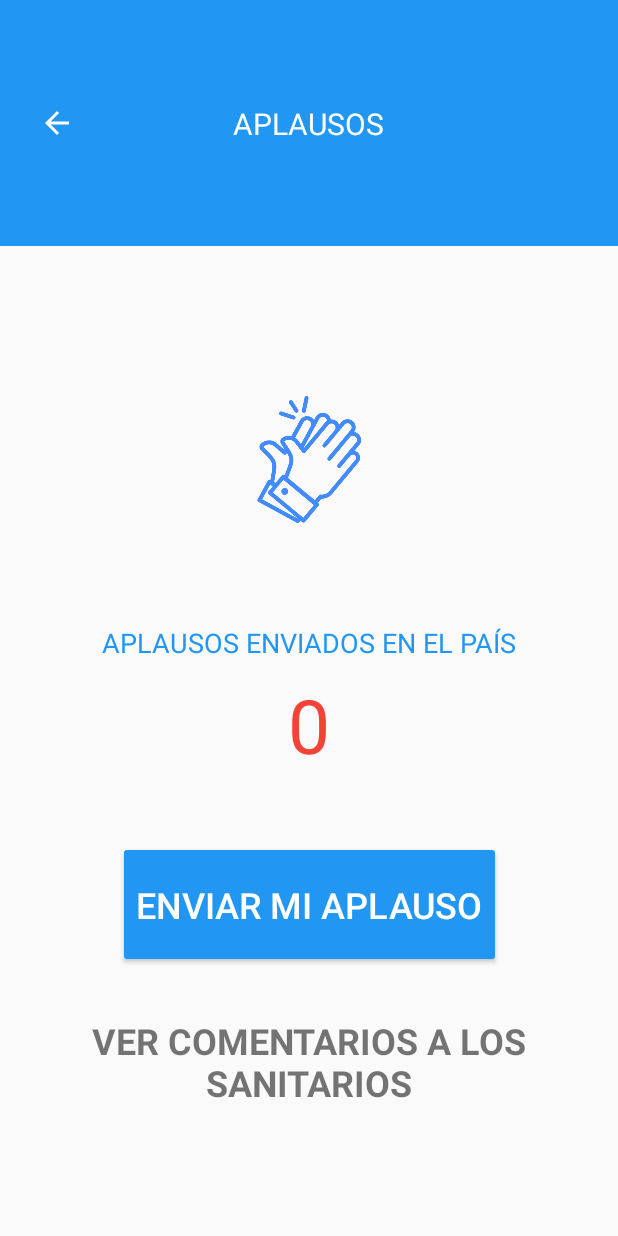
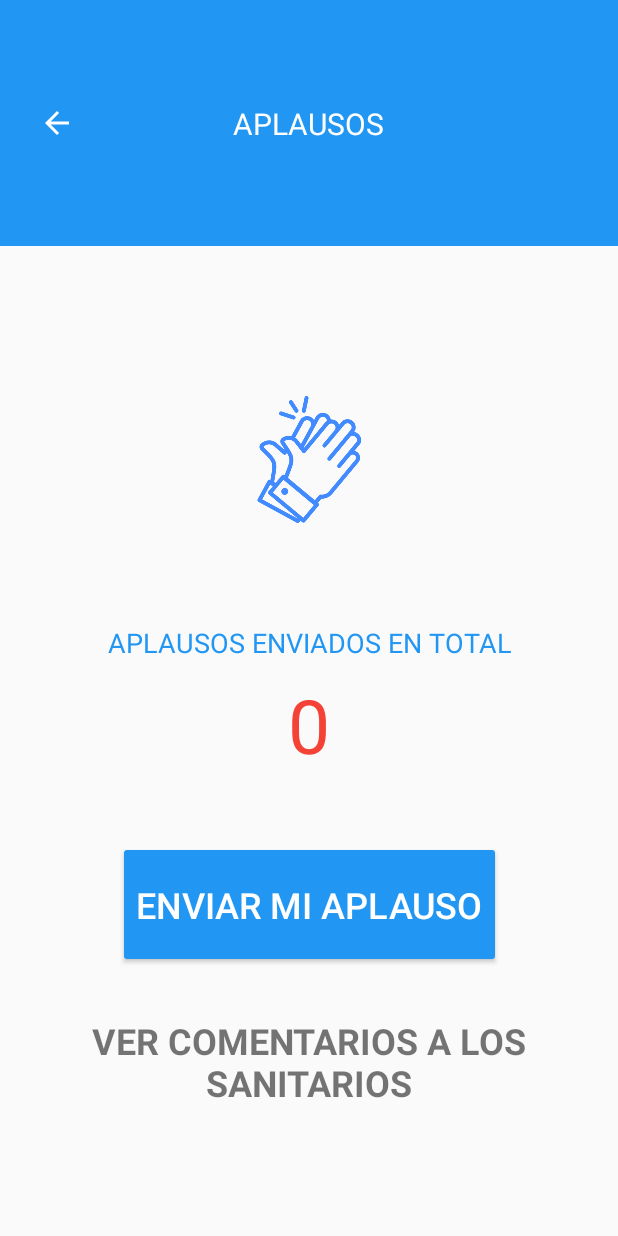
Before and after one commit to poses98/MyStayHome, an Android app: the SendClapScreen screen opened directly, with no data from a screen before it, on a phone screen of 412 x 824 dp. Run offline under Robolectric (Android 15) with nearby library versions, the phone set to English and light mode, and no system bars; our stand-ins replace Firebase (no records; nobody signed in at launch, a user with empty details on screens opened directly); Roboto replaces fonts that are not available here.

Commit message:
Changed total clap count to "Aplausos enviados en total"

```diff
--- a/app/src/main/res/values/strings.xml
+++ b/app/src/main/res/values/strings.xml
@@ -32,7 +32,7 @@
     <string name="nullError">Ha ocurrido un error al recuperar el perfil. Probablemente por un error durante el registro</string>
     <string name="sendClapText">Envía un aplauso a los sanitarios del país, ¡puedes acompañarlo
     de un mensaje si lo deseas!</string>
-    <string name="clapsSent">APLAUSOS ENVIADOS EN EL PAÍS</string>
+    <string name="clapsSent">APLAUSOS ENVIADOS EN TOTAL</string>
     <string name="sendClapButton">ENVIAR MI APLAUSO</string>
 
     <string name="stayHome">#QuédateEnCasa</string>
```
